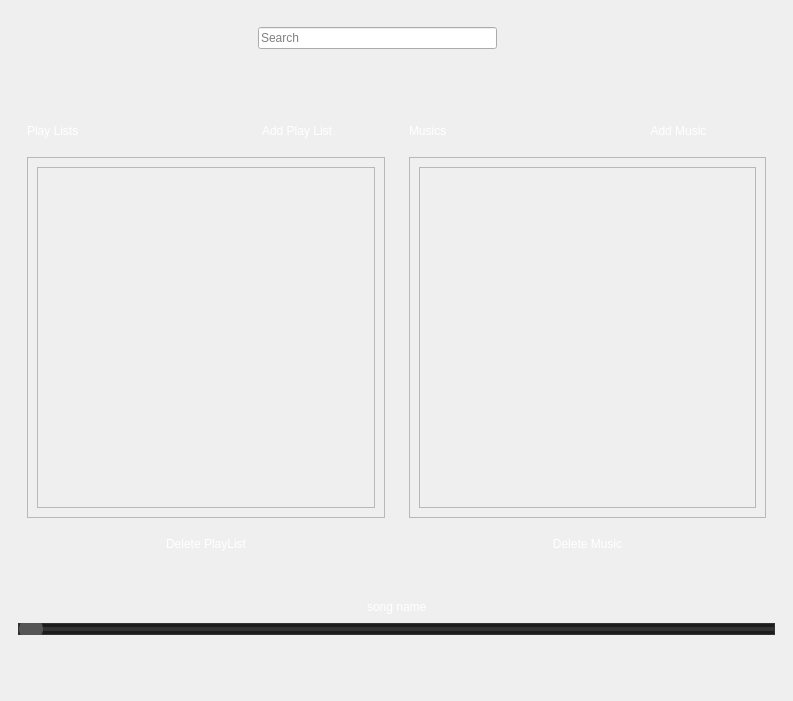
This is MusicPlayer/MusicPlayer.ui in Amirrezach1383/MusicPlayer as Qt 5 draws it before an edit. The edited form follows.
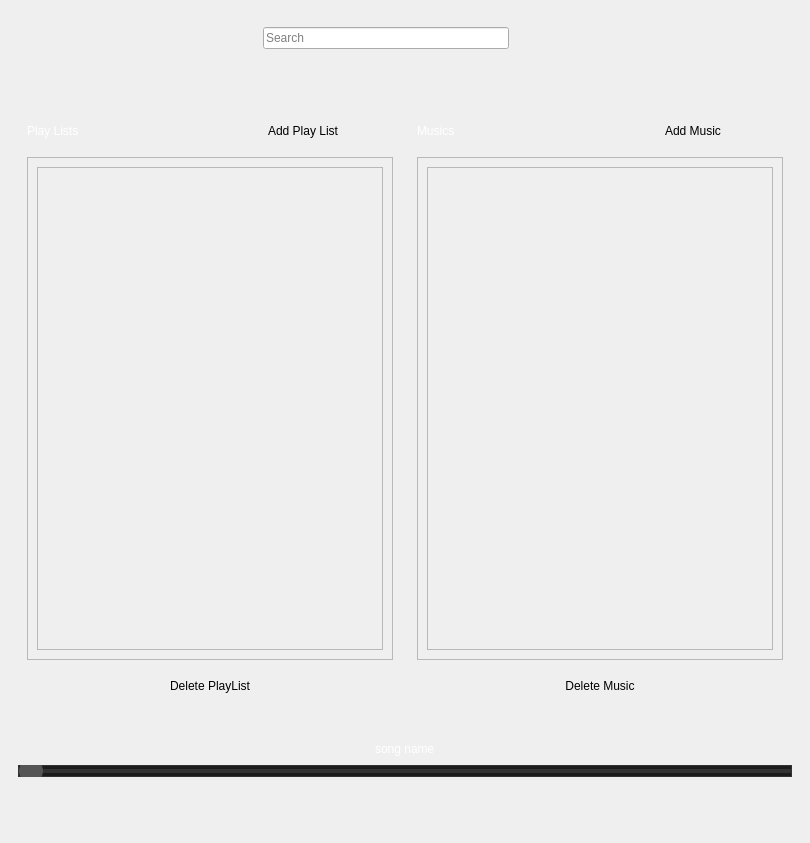
This is the edited form. Icons and pictures are not drawn.

Diff of the .ui file:
```diff
--- a/MusicPlayer/MusicPlayer.ui
+++ b/MusicPlayer/MusicPlayer.ui
@@ -6,8 +6,8 @@
    <rect>
     <x>0</x>
     <y>0</y>
-    <width>793</width>
-    <height>701</height>
+    <width>810</width>
+    <height>843</height>
    </rect>
   </property>
   <property name="cursor">
@@ -26,7 +26,7 @@
 	background : transparent; 
 	border-radius : 5 px;
 	font: 9pt &quot;Playwrite DE Grund&quot;;
-	color: rgb(255, 255, 255);
+/*	color: rgb(255, 255, 255);*/
 	height : 40 px;
 	border-radius:5px;
 }
@@ -165,6 +165,9 @@
             </item>
             <item>
              <widget class="QScrollArea" name="playListsSongsSA">
+              <property name="styleSheet">
+               <string notr="true"/>
+              </property>
               <property name="widgetResizable">
                <bool>true</bool>
               </property>
@@ -173,13 +176,16 @@
                 <rect>
                  <x>0</x>
                  <y>0</y>
-                 <width>368</width>
-                 <height>382</height>
+                 <width>376</width>
+                 <height>524</height>
                 </rect>
                </property>
                <layout class="QVBoxLayout" name="verticalLayout_7">
                 <item>
                  <widget class="QFrame" name="frame_2">
+                  <property name="styleSheet">
+                   <string notr="true"/>
+                  </property>
                   <property name="frameShape">
                    <enum>QFrame::Shape::StyledPanel</enum>
                   </property>
@@ -195,7 +201,7 @@
                      <property name="sizeHint" stdset="0">
                       <size>
                        <width>17</width>
-                       <height>353</height>
+                       <height>495</height>
                       </size>
                      </property>
                     </spacer>
@@ -260,6 +266,13 @@
             </item>
             <item>
              <widget class="QScrollArea" name="musicsSA">
+              <property name="styleSheet">
+               <string notr="true">QPushButton {
+        border:none;
+        background: transparent;
+        text-align : center;
+        }</string>
+              </property>
               <property name="widgetResizable">
                <bool>true</bool>
               </property>
@@ -268,8 +281,8 @@
                 <rect>
                  <x>0</x>
                  <y>0</y>
-                 <width>367</width>
-                 <height>382</height>
+                 <width>376</width>
+                 <height>524</height>
                 </rect>
                </property>
                <layout class="QVBoxLayout" name="verticalLayout_8">
@@ -290,7 +303,7 @@
                      <property name="sizeHint" stdset="0">
                       <size>
                        <width>18</width>
-                       <height>353</height>
+                       <height>495</height>
                       </size>
                      </property>
                     </spacer>
```
